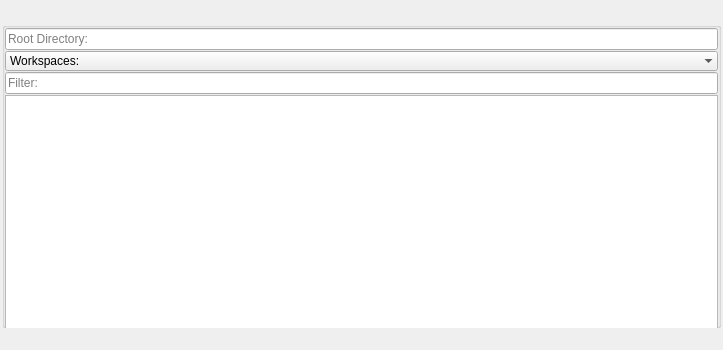
m3trik/mayatk, file mayatk/env_utils/reference_manager.ui: the form before one commit.
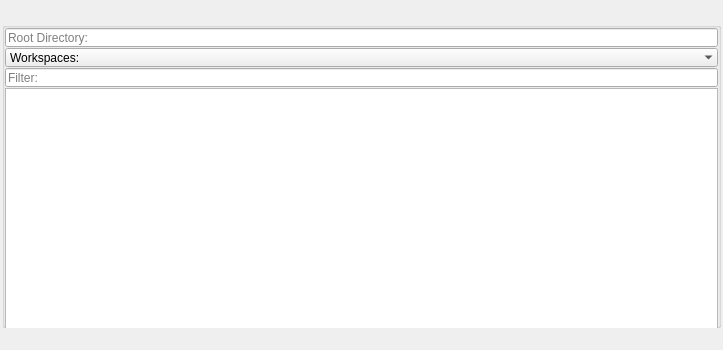
The form after the commit. Custom widgets are drawn as their Qt base class.

Diff of the .ui file:
```diff
--- a/mayatk/env_utils/reference_manager.ui
+++ b/mayatk/env_utils/reference_manager.ui
@@ -92,6 +92,18 @@
          </property>
          <item>
           <widget class="LineEdit" name="txt000">
+           <property name="minimumSize">
+            <size>
+             <width>0</width>
+             <height>19</height>
+            </size>
+           </property>
+           <property name="maximumSize">
+            <size>
+             <width>16777215</width>
+             <height>19</height>
+            </size>
+           </property>
            <property name="toolTip">
             <string>&lt;html&gt;&lt;head/&gt;&lt;body&gt;&lt;p&gt;Specify the workspace dir.&lt;/p&gt;&lt;/body&gt;&lt;/html&gt;</string>
            </property>
@@ -105,13 +117,13 @@
            <property name="minimumSize">
             <size>
              <width>0</width>
-             <height>20</height>
+             <height>19</height>
             </size>
            </property>
            <property name="maximumSize">
             <size>
              <width>16777215</width>
-             <height>20</height>
+             <height>19</height>
             </size>
            </property>
            <property name="maxVisibleItems">
@@ -132,6 +144,18 @@
          </item>
          <item>
           <widget class="LineEdit" name="txt001">
+           <property name="minimumSize">
+            <size>
+             <width>0</width>
+             <height>19</height>
+            </size>
+           </property>
+           <property name="maximumSize">
+            <size>
+             <width>16777215</width>
+             <height>19</height>
+            </size>
+           </property>
            <property name="toolTip">
             <string>&lt;html&gt;&lt;head/&gt;&lt;body&gt;&lt;p&gt;Enter text to filter the file list.&lt;/p&gt;&lt;p&gt;'text*' matches files starting with 'text', &lt;/p&gt;&lt;p&gt;'*text*' matches files containing 'text', &lt;/p&gt;&lt;p&gt;'*text' matches files ending with 'text', &lt;/p&gt;&lt;p&gt;?text' matches any file with a character followed by 'text'.&lt;br/&gt;&lt;br/&gt;Multiple filters can be specified when split by a delimeter.  ie. '*text,text*' or '*text;text*'&lt;/p&gt;&lt;/body&gt;&lt;/html&gt;</string>
            </property>
```
